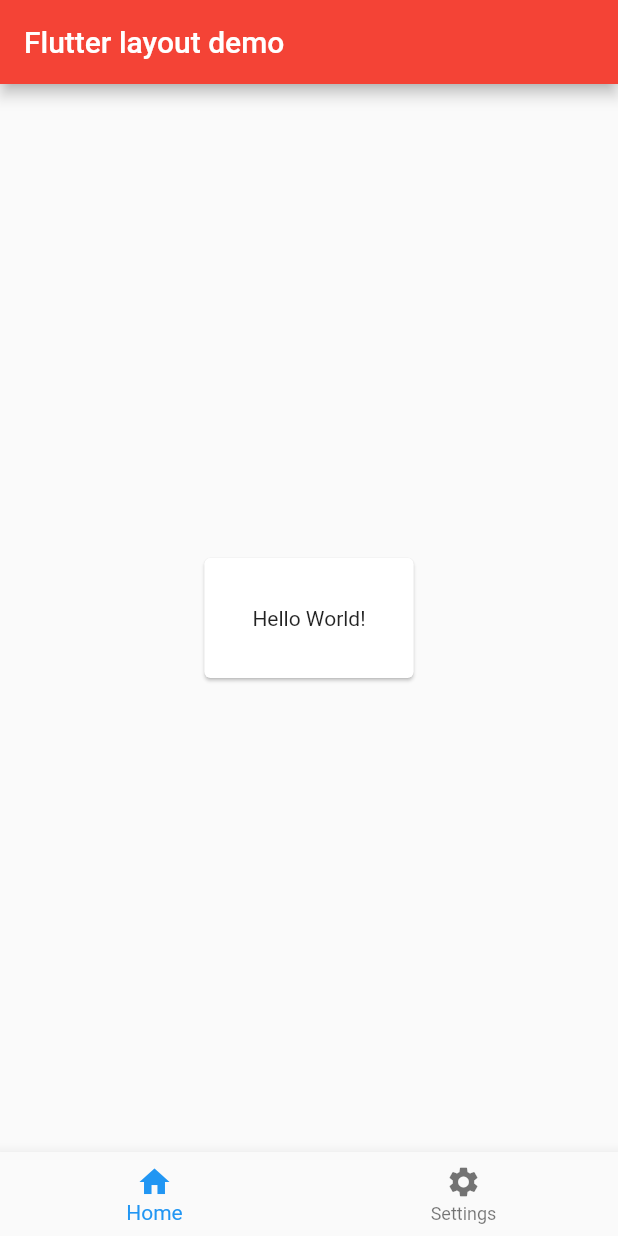
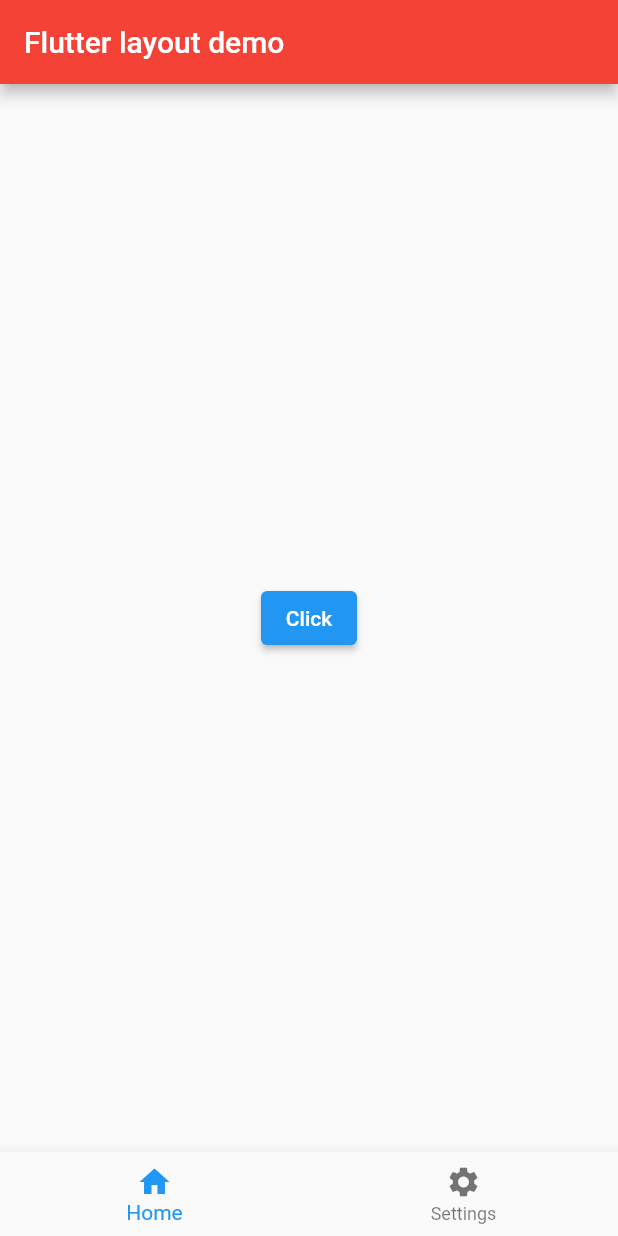
Before and after one commit to igutzzz/flutter-basics, a Flutter app: the screen it shows after launch, on a phone screen of 412 x 824 dp. Run offline on Flutter 3.47's test engine with Material 2 defaults, Android fonts, the phone set to English and light mode, and no system bars.

```diff
--- a/lib/main.dart
+++ b/lib/main.dart
@@ -6,9 +6,14 @@ void main() {
   runApp(const MyApp());
 }
 
-class MyApp extends StatelessWidget {
+class MyApp extends StatefulWidget {
   const MyApp({super.key});
+  @override
+  State<MyApp> createState() => _MyAppState();
+}
 
+class _MyAppState extends State<MyApp> {
+  String buttonText = "Click";
   @override
   Widget build(BuildContext context) {
     return MaterialApp(
@@ -19,11 +24,14 @@ class MyApp extends StatelessWidget {
           title: const Text('Flutter layout demo'),
           backgroundColor: Colors.red,
         ),
-        body: const Center(
-            child: Card(
-          child: Padding(
-              padding: EdgeInsets.all(32.0), child: Text("Hello World!")),
-        )),
+        body: Center(
+            child: ElevatedButton(
+                onPressed: () {
+                  setState(() {
+                    buttonText = "Clicado";
+                  });
+                },
+                child: Text(buttonText))),
         bottomNavigationBar: BottomNavigationBar(
           items: const [
             BottomNavigationBarItem(
```
Also changed, not shown: 3 other files.
